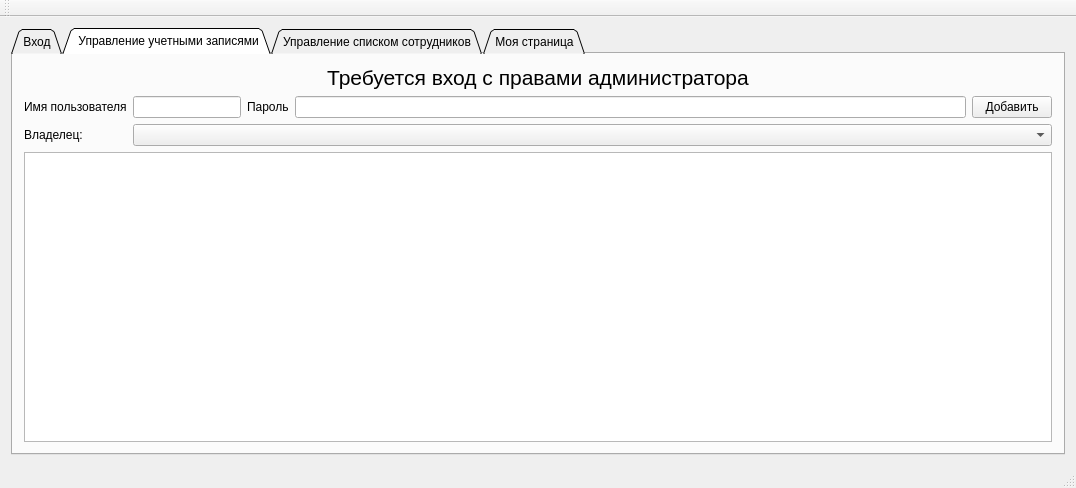
First picture: the form in mainwindow.ui, repository SHK24/ST_Test, before the edit.
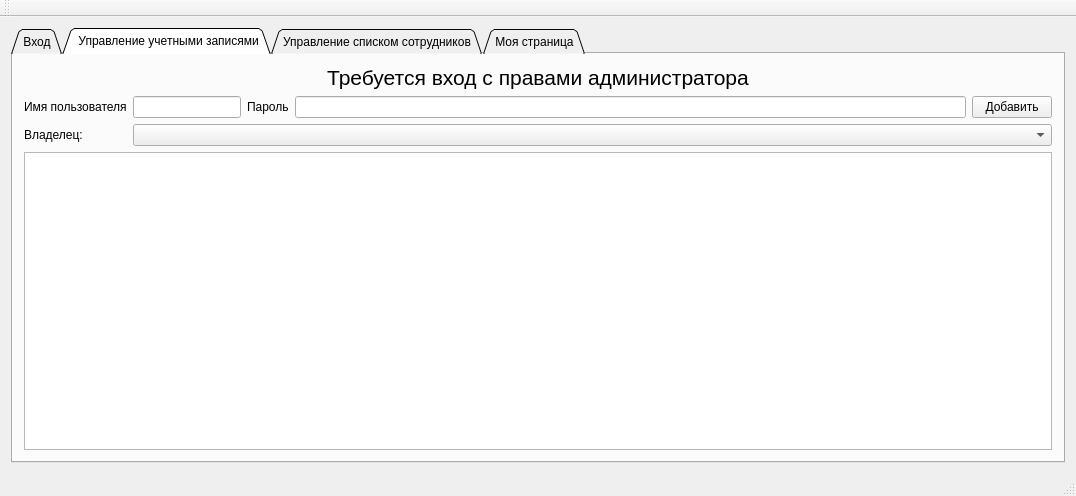
Second picture: the form after the edit. The open tabs and pages were chosen to show the change.

```diff
--- a/mainwindow.ui
+++ b/mainwindow.ui
@@ -7,7 +7,7 @@
     <x>0</x>
     <y>0</y>
     <width>1076</width>
-    <height>466</height>
+    <height>496</height>
    </rect>
   </property>
   <property name="windowTitle">
```
Left out of the diff: 4 changed lines with no effect on the pictures.
